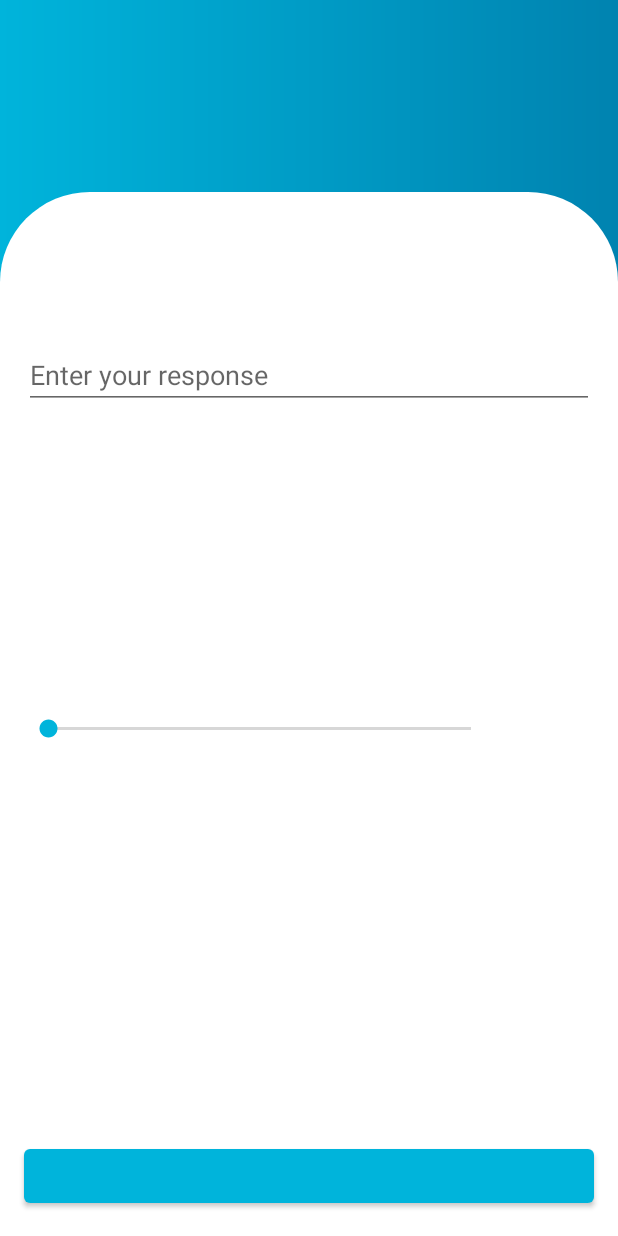
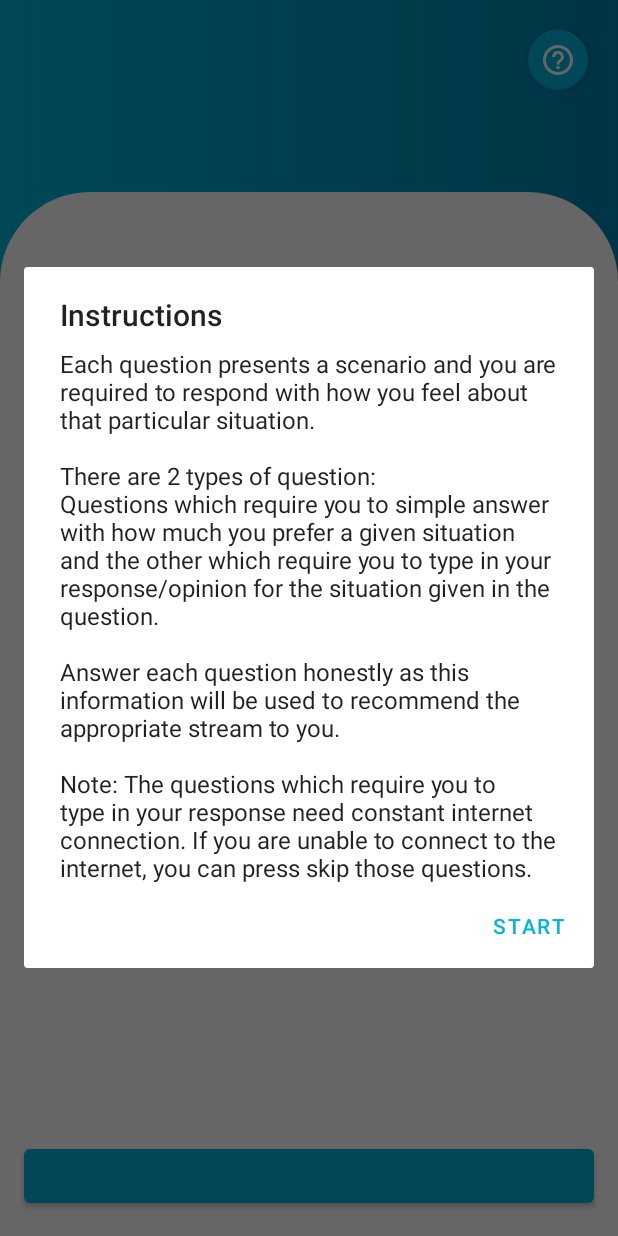
Before and after one commit to mubashir-chandle/csr, an Android app: the PersonalityTestFragment screen opened through its navigation route, on a phone screen of 412 x 824 dp. Run offline under Robolectric (Android 15) with nearby library versions, the phone set to English and light mode, and no system bars; our stand-ins replace Room's generated code, data binding; 3 statements that could not run were skipped.

Commit message:
Added instructions for personality test and result.

```diff
--- a/app/src/main/java/com/csrapp/csr/ui/taketest/personalitytest/PersonalityTestFragment.kt
+++ b/app/src/main/java/com/csrapp/csr/ui/taketest/personalitytest/PersonalityTestFragment.kt
@@ -21,9 +21,10 @@ import com.csrapp.csr.R
 import com.csrapp.csr.databinding.FragmentPersonalityTestBinding
 import com.csrapp.csr.nlu.NLUService.NLUError.*
 import com.csrapp.csr.utils.InjectorUtils
+import kotlinx.android.synthetic.main.fragment_personality_test.*
 import kotlin.math.roundToInt
 
-class PersonalityTestFragment : Fragment() {
+class PersonalityTestFragment : Fragment(), View.OnClickListener {
 
     private lateinit var navController: NavController
     private lateinit var viewModel: PersonalityTestViewModel
@@ -31,6 +32,7 @@ class PersonalityTestFragment : Fragment() {
     private lateinit var sharedPreferences: SharedPreferences
 
     private var loadingDialog: AlertDialog? = null
+    private lateinit var instructionsDialog: AlertDialog
 
     override fun onCreate(savedInstanceState: Bundle?) {
         super.onCreate(savedInstanceState)
@@ -148,6 +150,22 @@ class PersonalityTestFragment : Fragment() {
                 hideKeyboard()
             }
         }
+
+        instructionsDialog = AlertDialog.Builder(requireContext())
+            .setTitle(R.string.instructions)
+            .setMessage(R.string.personality_test_instructions)
+            .setPositiveButton(R.string.okay, null)
+            .create()
+
+        // Use a slightly different instructions dialog at start.
+        AlertDialog.Builder(requireContext())
+            .setTitle(R.string.instructions)
+            .setMessage(R.string.personality_test_instructions)
+            .setPositiveButton(R.string.start, null)
+            .create()
+            .show()
+
+        fabPersonalityInstructions.setOnClickListener(this)
     }
 
     private fun hideKeyboard() {
@@ -189,4 +207,12 @@ class PersonalityTestFragment : Fragment() {
 
         return result
     }
+
+    override fun onClick(v: View?) {
+        when (v?.id) {
+            R.id.fabPersonalityInstructions -> {
+                instructionsDialog.show()
+            }
+        }
+    }
 }
--- a/app/src/main/res/layout/fragment_personality_test.xml
+++ b/app/src/main/res/layout/fragment_personality_test.xml
@@ -135,6 +135,20 @@
                 app:layout_constraintTop_toBottomOf="@+id/questionResponseText"
                 app:layout_constraintVertical_bias="1.0" />
 
+            <com.google.android.material.floatingactionbutton.FloatingActionButton
+                android:id="@+id/fabPersonalityInstructions"
+                android:layout_width="wrap_content"
+                android:layout_height="wrap_content"
+                android:layout_marginTop="16dp"
+                android:layout_marginEnd="16dp"
+                android:clickable="true"
+                android:focusable="true"
+                android:src="@drawable/ic_help"
+                app:backgroundTint="@color/colorAccent"
+                app:fabSize="mini"
+                app:layout_constraintEnd_toEndOf="parent"
+                app:layout_constraintTop_toTopOf="parent"
+                app:tint="@android:color/white" />
         </androidx.constraintlayout.widget.ConstraintLayout>
     </ScrollView>
 </layout>
--- a/app/src/main/res/values/strings.xml
+++ b/app/src/main/res/values/strings.xml
@@ -47,6 +47,8 @@
     <string name="close">Close</string>
 
     <string name="instructions">Instructions</string>
-    <string name="aptitude_test_instructions">All the questions in the test are optional. If you want to skip any question, you can do so.\n\nEach question requires you to provide the answer as well as confidence you have regarding your answer. Your confidence will effect how much effect the question will have on you final score. The more confident you are for a correct answer, the more score you will get. Similarly, the more confident you are for a wrong answer, the more negative score you will get. So, answer each question carefully.\n\nYou can mark a question so that you can later visit it before submitting the test. To switch questions, you can use the dropdown menu which displays the current question number.\n\nThe color of the questions denotes their state, red is unaswerd, yellow is marked and green is answered.\n\nIf you do not submit your test before the time limit, it will get auto sumitted as soon as the timer reaches zero.\n\nAll the best!</string>
+    <string name="aptitude_test_instructions">All the questions in the test are optional. If you want to skip any question, you can do so.\n\nEach question requires you to provide the answer as well as confidence you have regarding your answer. Your confidence will affect how much affect the question will have on your final score. The more confident you are for a correct answer, the more score you will get. Similarly, the more confident you are for a wrong answer, the more negative score you will get. So, answer each question carefully.\n\nYou can mark a question so that you can later visit it before submitting the test. To switch questions, you can use the dropdown menu which displays the current question number.\n\nThe color of the questions denotes their state, red is unanswered, yellow is marked and green is answered.\n\nIf you do not submit your test before the time limit, it will get auto submitted as soon as the timer reaches zero.\n\nAll the best!</string>
+    <string name="personality_test_instructions">Each question presents a scenario and you are required to respond with how you feel about that particular situation.\n\nThere are 2 types of question:\nQuestions which require you to simple answer with how much you prefer a given situation and the other which require you to type in your response/opinion for the situation given in the question.\n\nAnswer each question honestly as this information will be used to recommend the appropriate stream to you.\n\nNote: The questions which require you to type in your response need constant internet connection. If you are unable to connect to the internet, you can press skip those questions.</string>
+    <string name="view_result_instructions">This screen shows your result for the test.\n\nYou can click on an entry in the aptitude section to see its description. The personality section indicates the percentage of compatibility you have with each of the streams. You can click on any stream to view its description as well as view the jobs present in it.</string>
     <string name="start">Start</string>
 </resources>
```
Also changed, not shown: app/src/main/java/com/csrapp/csr/ui/taketest/result/ResultFragment.kt (+20 -1 lines), app/src/main/res/layout/fragment_result.xml (+15 -0 lines).
